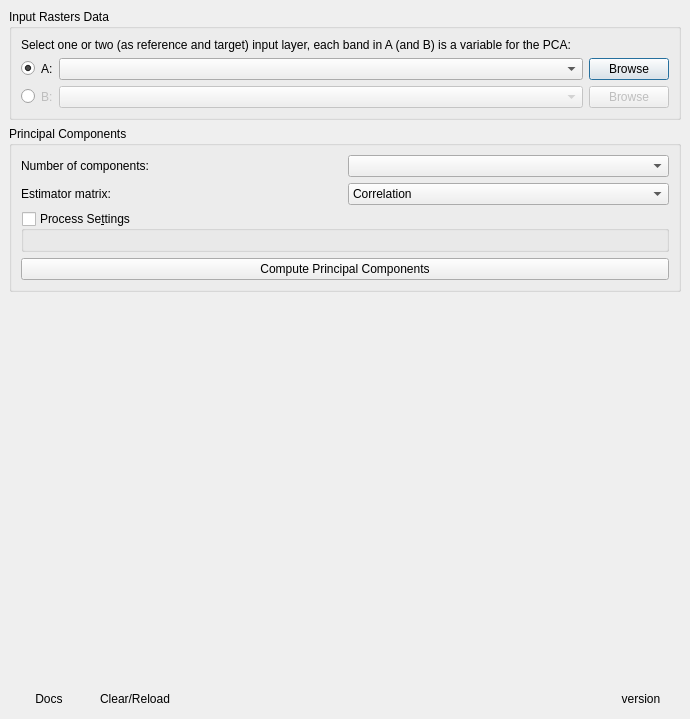
First picture: the form in ui/pca4cd_dialog.ui, repository SMByC/PCA4CD, before the edit.
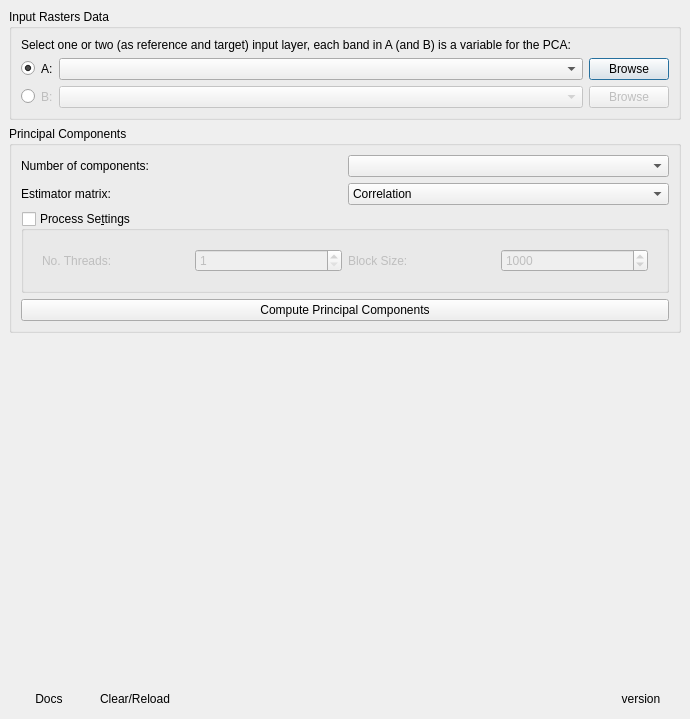
Second picture: the form after the edit. Icons and pictures are not drawn. Custom widgets are drawn as their Qt base class.

Commit message: Implemented the parallel process settings for compute the PCA

What changed in the file:
```diff
--- a/ui/pca4cd_dialog.ui
+++ b/ui/pca4cd_dialog.ui
@@ -332,7 +332,47 @@
            </property>
            <layout class="QVBoxLayout" name="verticalLayout_5">
             <item>
-             <widget class="QWidget" name="group_ProcessSettings" native="true"/>
+             <widget class="QWidget" name="group_ProcessSettings" native="true">
+              <layout class="QHBoxLayout" name="horizontalLayout_5">
+               <item>
+                <widget class="QLabel" name="label_6">
+                 <property name="text">
+                  <string>No. Threads:</string>
+                 </property>
+                </widget>
+               </item>
+               <item>
+                <widget class="QSpinBox" name="nThreads">
+                 <property name="minimum">
+                  <number>1</number>
+                 </property>
+                </widget>
+               </item>
+               <item>
+                <widget class="QLabel" name="label_7">
+                 <property name="text">
+                  <string>Block Size:</string>
+                 </property>
+                </widget>
+               </item>
+               <item>
+                <widget class="QSpinBox" name="BlockSize">
+                 <property name="minimum">
+                  <number>50</number>
+                 </property>
+                 <property name="maximum">
+                  <number>10000</number>
+                 </property>
+                 <property name="singleStep">
+                  <number>10</number>
+                 </property>
+                 <property name="value">
+                  <number>1000</number>
+                 </property>
+                </widget>
+               </item>
+              </layout>
+             </widget>
             </item>
            </layout>
           </widget>
```
Left out of the diff: 4 changed lines with no effect on the pictures. The commit also changes 2 other files.
